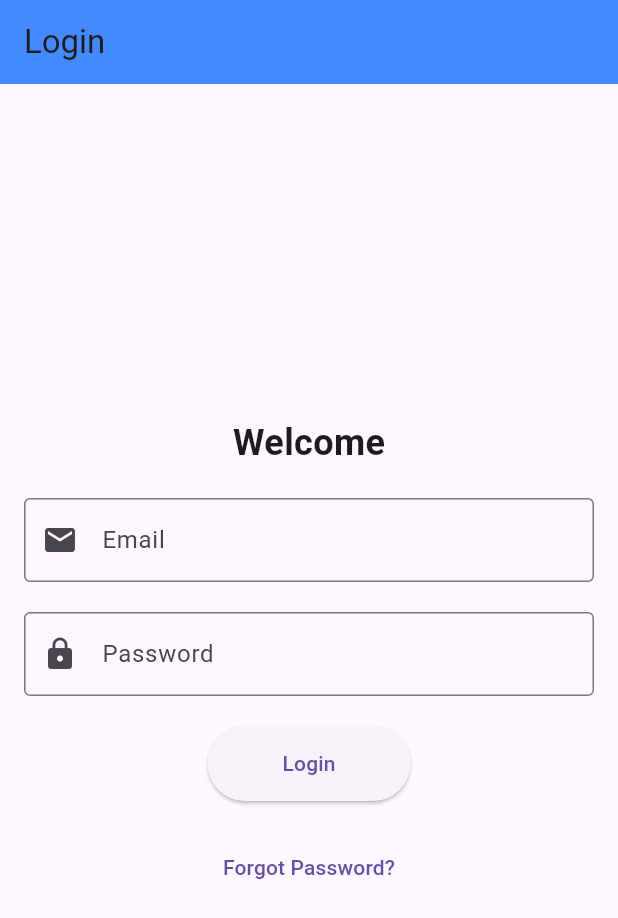
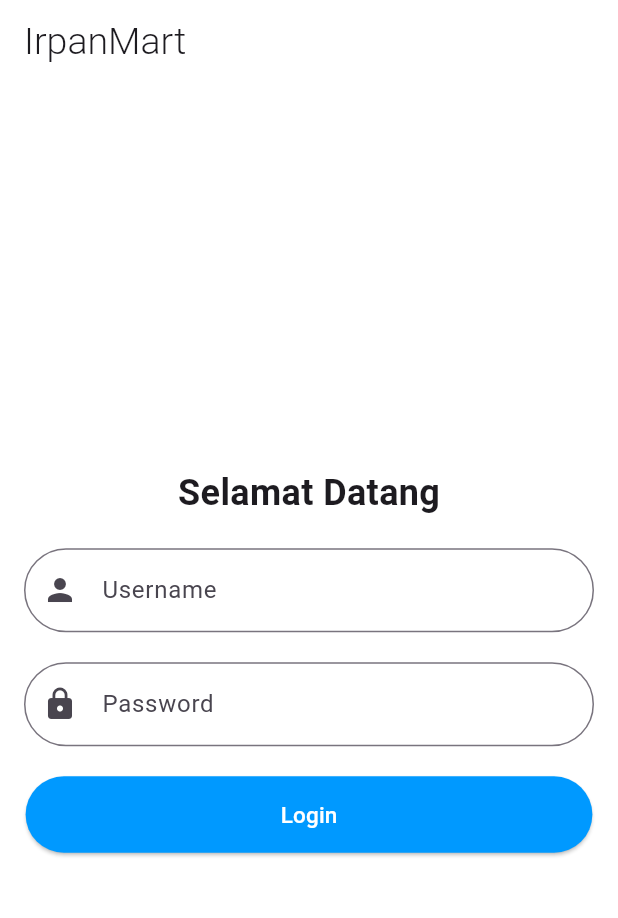
Before and after one commit to yipan12/login_dashboard, a Flutter app: the screen it shows after launch, on a phone screen of 412 x 824 dp. Shown: the top 918 px of the screen. Run offline on Flutter 3.47's test engine with Material 3 defaults, Android fonts, the phone set to English and light mode, and no system bars.

Commit message:
gatau commit apa

```diff
--- a/lib/main.dart
+++ b/lib/main.dart
@@ -19,16 +19,23 @@ class LoginPage extends StatelessWidget {
   Widget build(BuildContext context) {
     return Scaffold(
       appBar: AppBar(
-        title: Text("Login"),
-        backgroundColor: Colors.blueAccent,
+        title: Text(
+          "IrpanMart",
+          style: TextStyle(
+            fontSize: 25,
+            fontWeight: FontWeight.w300,
+          ),
+        ),
+        backgroundColor: const Color.fromARGB(255, 255, 255, 255),
       ),
-      body: Padding(
+      body: Container(
+        color: Color.fromARGB(255, 255, 255, 255),
         padding: const EdgeInsets.all(16.0),
         child: Column(
           mainAxisAlignment: MainAxisAlignment.center,
           children: [
             Text(
-              "Welcome",
+              "Selamat Datang",
               style: TextStyle(
                 fontSize: 24,
                 fontWeight: FontWeight.bold,
@@ -37,16 +44,30 @@ class LoginPage extends StatelessWidget {
             SizedBox(height: 20),
             TextField(
               decoration: InputDecoration(
-                labelText: 'Email',
-                border: OutlineInputBorder(),
-                prefixIcon: Icon(Icons.email),
+                labelText: 'Username',
+                border:
+                    OutlineInputBorder(borderRadius: BorderRadius.circular(30)),
+                focusedBorder: OutlineInputBorder(
+                    borderRadius: BorderRadius.circular(20),
+                    borderSide: BorderSide(
+                      color: Colors.blue,
+                      width: 2.0,
+                    )),
+                prefixIcon: Icon(Icons.person),
               ),
             ),
             SizedBox(height: 20),
             TextField(
               decoration: InputDecoration(
                 labelText: 'Password',
-                border: OutlineInputBorder(),
+                border:
+                    OutlineInputBorder(borderRadius: BorderRadius.circular(30)),
+                focusedBorder: OutlineInputBorder(
+                    borderRadius: BorderRadius.circular(20),
+                    borderSide: BorderSide(
+                      color: Colors.blue,
+                      width: 2.0,
+                    )),
                 prefixIcon: Icon(Icons.lock),
               ),
               obscureText: true,
@@ -56,17 +77,17 @@ class LoginPage extends StatelessWidget {
               onPressed: () {
                 // Handle login action
               },
-              child: Text("Login"),
+              child: Text(
+                "Login",
+                style: TextStyle(
+                    color: Colors.white,
+                    fontWeight: FontWeight.w500,
+                    fontSize: 15),
+              ),
               style: ElevatedButton.styleFrom(
-                padding: EdgeInsets.symmetric(horizontal: 50, vertical: 15),
+                padding: EdgeInsets.symmetric(horizontal: 170, vertical: 15),
+                backgroundColor: const Color.fromARGB(255, 0, 153, 255),
               ),
-            ),
-            SizedBox(height: 20),
-            TextButton(
-              onPressed: () {
-                // Handle forgot password action
-              },
-              child: Text("Forgot Password?"),
             ),
           ],
         ),
```
